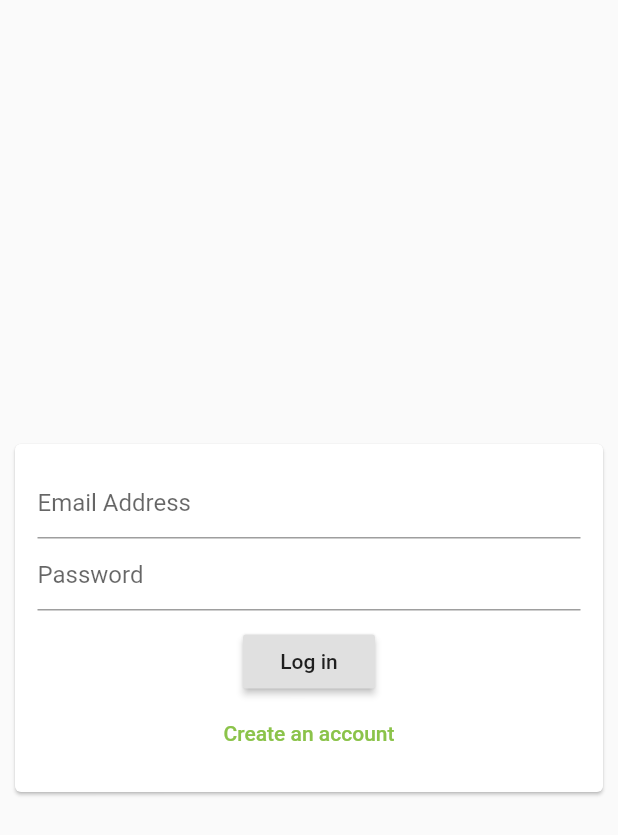
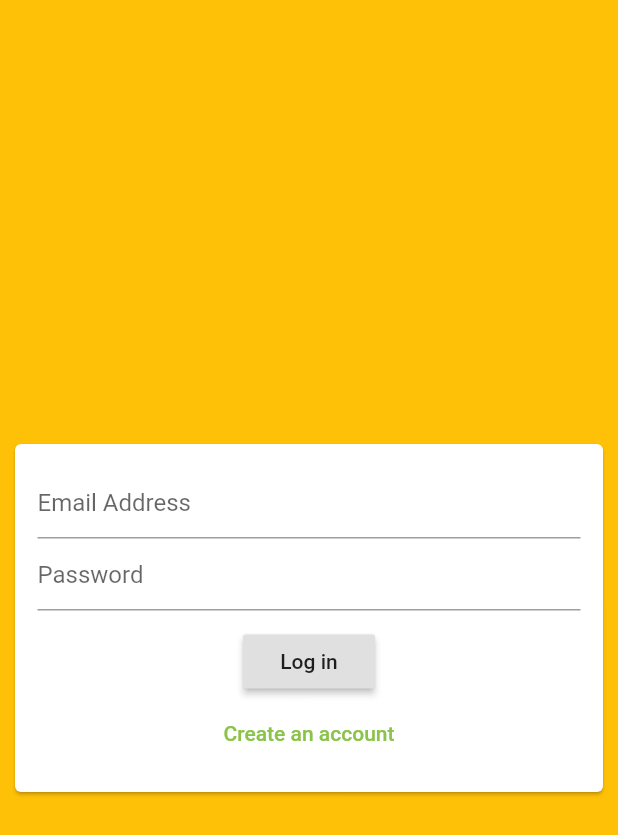
Before and after one commit to Earbaj/chatAppFlutter, a Flutter app: the screen it shows after launch, on a phone screen of 412 x 824 dp. Shown: the top 835 px of the screen. Run offline on Flutter 3.47's test engine with Material 2 defaults, Android fonts, the phone set to English and light mode, and no system bars; our stand-ins replace cloud_firestore, firebase_auth, firebase_core; accounts and stored records are empty.

Commit message:
Add some comment

```diff
--- a/lib/auth_form.dart
+++ b/lib/auth_form.dart
@@ -2,6 +2,7 @@ import 'dart:io';
 import 'package:flutter/material.dart';
 
 class AuthForm extends StatefulWidget {
+      // Funtion for passing data between activity
       final void Function(
           String email,
           String password,
@@ -25,6 +26,7 @@ class _AuthFormState extends State<AuthForm> {
   String _userName = '';
   String _userPassword = '';
 
+  //Function for submitting user name pass and also check text validation
   void _trySubmit() {
     final validate = _formKey.currentState!.validate();
     FocusScope.of(context).unfocus();
--- a/lib/authentication.dart
+++ b/lib/authentication.dart
@@ -47,6 +47,7 @@ class _AuthenticationState extends State<Authentication> {
   @override
   Widget build(BuildContext context) {
     return Scaffold(
+      backgroundColor: Colors.amber,
       body: StreamBuilder(
         stream: FirebaseAuth.instance.authStateChanges(),
         builder: (ctx, snapShot){
```
